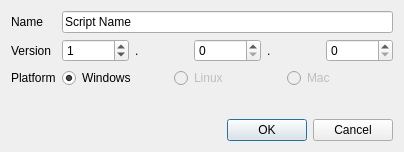
Qt form Studio/compilewindow.ui (bablosoft/BAS) before a commit.
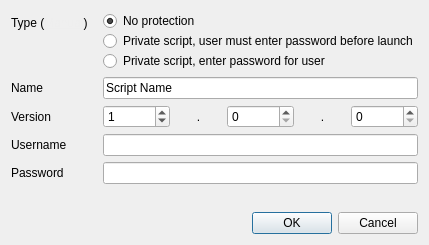
The same form after that commit. Icons and pictures are not drawn.

```diff
--- a/Studio/compilewindow.ui
+++ b/Studio/compilewindow.ui
@@ -6,8 +6,8 @@
    <rect>
     <x>0</x>
     <y>0</y>
-    <width>404</width>
-    <height>152</height>
+    <width>384</width>
+    <height>245</height>
    </rect>
   </property>
   <property name="windowTitle">
@@ -23,14 +23,62 @@
      <property name="fieldGrowthPolicy">
       <enum>QFormLayout::AllNonFixedFieldsGrow</enum>
      </property>
+     <property name="horizontalSpacing">
+      <number>15</number>
+     </property>
      <item row="0" column="0">
+      <widget class="QLabel" name="label_6">
+       <property name="text">
+        <string>&lt;html&gt;&lt;head/&gt;&lt;body&gt;&lt;p&gt;Type (&lt;a href=&quot;https://wiki.bablosoft.com/doku.php?id=how_to_protect_your_script&quot;&gt;&lt;span style=&quot; text-decoration: underline; color:#eeeeee;&quot;&gt;Manual&lt;/span&gt;&lt;/a&gt;)&lt;/p&gt;&lt;/body&gt;&lt;/html&gt;</string>
+       </property>
+       <property name="openExternalLinks">
+        <bool>true</bool>
+       </property>
+      </widget>
+     </item>
+     <item row="0" column="1">
+      <layout class="QVBoxLayout" name="verticalLayout_3">
+       <item>
+        <widget class="QRadioButton" name="NoProtection">
+         <property name="text">
+          <string>No protection</string>
+         </property>
+         <property name="checked">
+          <bool>true</bool>
+         </property>
+        </widget>
+       </item>
+       <item>
+        <widget class="QRadioButton" name="PrivateScriptUserEnterPass">
+         <property name="text">
+          <string>Private script, user must enter password before launch</string>
+         </property>
+        </widget>
+       </item>
+       <item>
+        <widget class="QRadioButton" name="PrivateScriptEnterPassForUser">
+         <property name="text">
+          <string>Private script, enter password for user</string>
+         </property>
+        </widget>
+       </item>
+      </layout>
+     </item>
+     <item row="1" column="0">
       <widget class="QLabel" name="label">
        <property name="text">
         <string>Name</string>
        </property>
       </widget>
      </item>
-     <item row="1" column="0">
+     <item row="1" column="1">
+      <widget class="QLineEdit" name="lineEdit">
+       <property name="text">
+        <string notr="true">Script Name</string>
+       </property>
+      </widget>
+     </item>
+     <item row="2" column="0">
       <widget class="QLabel" name="label_2">
        <property name="text">
         <string>Version</string>
@@ -38,47 +86,6 @@
       </widget>
      </item>
      <item row="2" column="1">
-      <layout class="QHBoxLayout" name="horizontalLayout_2">
-       <item>
-        <widget class="QRadioButton" name="radioButton">
-         <property name="text">
-          <string>Windows</string>
-         </property>
-         <property name="checked">
-          <bool>true</bool>
-         </property>
-        </widget>
-       </item>
-       <item>
-        <widget class="QRadioButton" name="radioButton_2">
-         <property name="enabled">
-          <bool>false</bool>
-         </property>
-         <property name="text">
-          <string>Linux</string>
-         </property>
-        </widget>
-       </item>
-       <item>
-        <widget class="QRadioButton" name="radioButton_3">
-         <property name="enabled">
-          <bool>false</bool>
-         </property>
-         <property name="text">
-          <string>Mac</string>
-         </property>
-        </widget>
-       </item>
-      </layout>
-     </item>
-     <item row="2" column="0">
-      <widget class="QLabel" name="label_3">
-       <property name="text">
-        <string>Platform</string>
-       </property>
-      </widget>
-     </item>
-     <item row="1" column="1">
       <layout class="QHBoxLayout" name="horizontalLayout_3">
        <item>
         <widget class="QSpinBox" name="spinBox">
@@ -95,6 +102,9 @@
          <property name="text">
           <string>.</string>
          </property>
+         <property name="alignment">
+          <set>Qt::AlignCenter</set>
+         </property>
         </widget>
        </item>
        <item>
@@ -109,6 +119,9 @@
          <property name="text">
           <string>.</string>
          </property>
+         <property name="alignment">
+          <set>Qt::AlignCenter</set>
+         </property>
         </widget>
        </item>
        <item>
@@ -129,13 +142,26 @@
        </item>
       </layout>
      </item>
-     <item row="0" column="1">
-      <widget class="QLineEdit" name="lineEdit">
+     <item row="3" column="0">
+      <widget class="QLabel" name="label_7">
        <property name="text">
-        <string notr="true">Script Name</string>
+        <string>Username</string>
        </property>
       </widget>
      </item>
+     <item row="3" column="1">
+      <widget class="QLineEdit" name="UserName"/>
+     </item>
+     <item row="4" column="0">
+      <widget class="QLabel" name="label_8">
+       <property name="text">
+        <string>Password</string>
+       </property>
+      </widget>
+     </item>
+     <item row="4" column="1">
+      <widget class="QLineEdit" name="Password"/>
+     </item>
     </layout>
    </item>
    <item>
```
